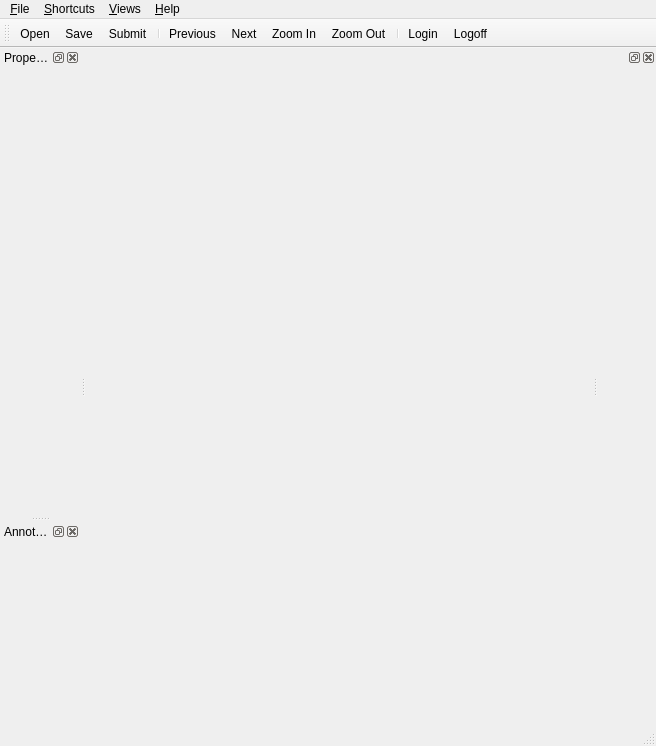
The window that sloth/gui/labeltool.ui (WJtomcat/MySloth) describes before a commit, drawn with Qt 5.
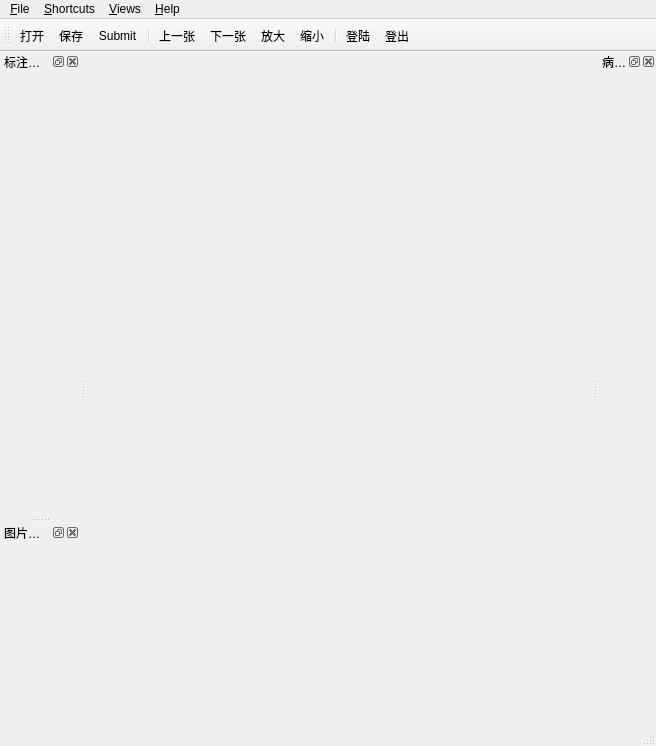
The same window after the commit. Icons and pictures are not drawn.

What changed in the file:
```diff
--- a/sloth/gui/labeltool.ui
+++ b/sloth/gui/labeltool.ui
@@ -93,7 +93,7 @@
     </size>
    </property>
    <property name="windowTitle">
-    <string>Properties</string>
+    <string>标注工具</string>
    </property>
    <attribute name="dockWidgetArea">
     <number>1</number>
@@ -102,7 +102,7 @@
   </widget>
   <widget class="QDockWidget" name="dockAnnotations">
    <property name="windowTitle">
-    <string>Annotations</string>
+    <string>图片列表</string>
    </property>
    <attribute name="dockWidgetArea">
     <number>1</number>
@@ -110,6 +110,9 @@
    <widget class="QWidget" name="dockAnnotationsContents"/>
   </widget>
   <widget class="QDockWidget" name="dockInformation">
+   <property name="windowTitle">
+    <string>病例信息</string>
+   </property>
    <attribute name="dockWidgetArea">
     <number>2</number>
    </attribute>
@@ -121,7 +124,7 @@
      <normaloff>:/icons/folder_table.png</normaloff>:/icons/folder_table.png</iconset>
    </property>
    <property name="text">
-    <string>&amp;Open</string>
+    <string>打开</string>
    </property>
    <property name="statusTip">
     <string>Open existing annotation file</string>
@@ -148,7 +151,7 @@
      <normaloff>:/icons/disk.png</normaloff>:/icons/disk.png</iconset>
    </property>
    <property name="text">
-    <string>&amp;Save</string>
+    <string>保存</string>
    </property>
    <property name="shortcut">
     <string>Ctrl+S</string>
@@ -184,7 +187,7 @@
      <normaloff>:/icons/arrow_right.png</normaloff>:/icons/arrow_right.png</iconset>
    </property>
    <property name="text">
-    <string>Next</string>
+    <string>下一张</string>
    </property>
   </action>
   <action name="actionPrevious">
@@ -193,7 +196,7 @@
      <normaloff>:/icons/arrow_left.png</normaloff>:/icons/arrow_left.png</iconset>
    </property>
    <property name="text">
-    <string>Previous</string>
+    <string>上一张</string>
    </property>
   </action>
   <action name="actionZoom_In">
@@ -202,7 +205,7 @@
      <normaloff>:/icons/zoom_in.png</normaloff>:/icons/zoom_in.png</iconset>
    </property>
    <property name="text">
-    <string>Zoom In</string>
+    <string>放大</string>
    </property>
   </action>
   <action name="actionZoom_Out">
@@ -211,7 +214,7 @@
      <normaloff>:/icons/zoom_out.png</normaloff>:/icons/zoom_out.png</iconset>
    </property>
    <property name="text">
-    <string>Zoom Out</string>
+    <string>缩小</string>
    </property>
   </action>
   <action name="actionLogin">
@@ -220,7 +223,7 @@
      <normaloff>:/icons/door_in.png</normaloff>:/icons/door_in.png</iconset>
    </property>
    <property name="text">
-    <string>Login</string>
+    <string>登陆</string>
    </property>
   </action>
   <action name="actionLogoff">
@@ -229,7 +232,7 @@
      <normaloff>:/icons/door_out.png</normaloff>:/icons/door_out.png</iconset>
    </property>
    <property name="text">
-    <string>Logoff</string>
+    <string>登出</string>
    </property>
   </action>
   <action name="actionMask">
@@ -271,7 +274,7 @@
      <normaloff>:/icons/disk_multiple.png</normaloff>:/icons/disk_multiple.png</iconset>
    </property>
    <property name="text">
-    <string>Submit</string>
+    <string>提交</string>
    </property>
    <property name="iconText">
     <string>Submit</string>
```
